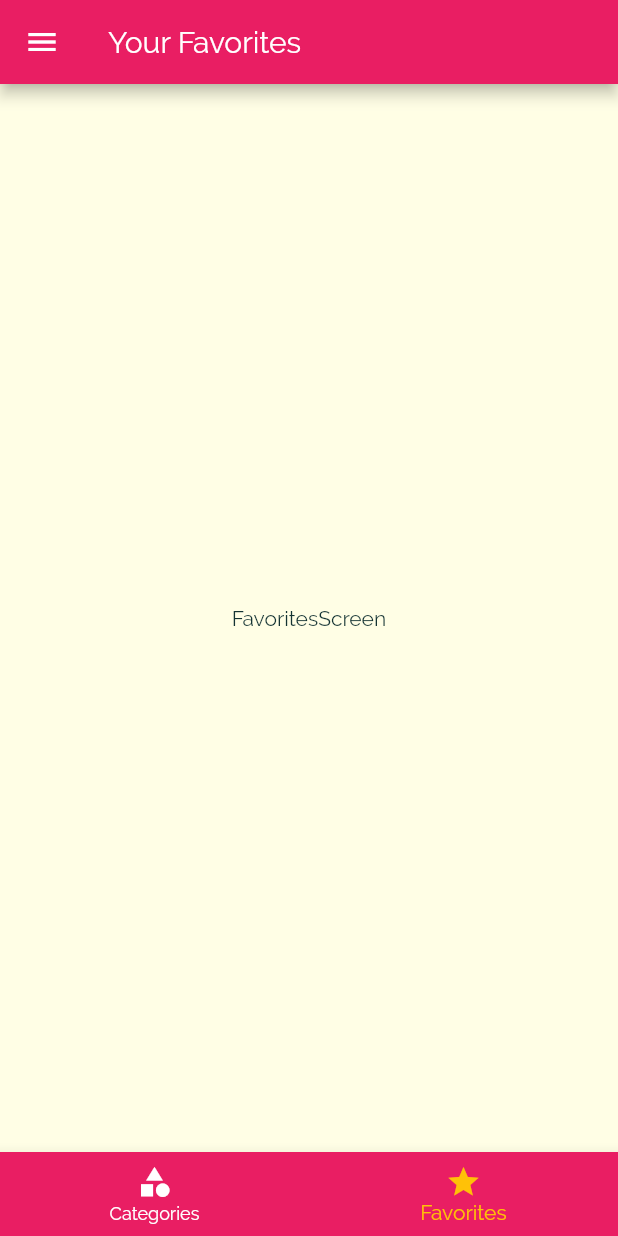
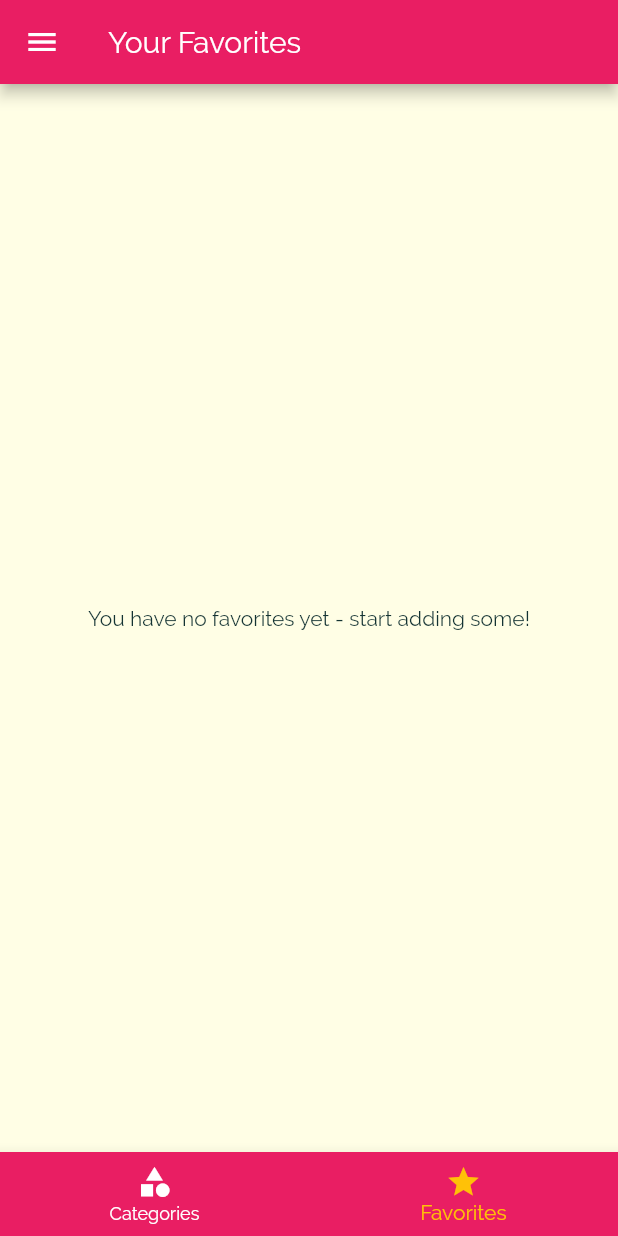
Before and after one commit to ntta/meals-app-flutter, a Flutter app: the screen it shows after launch, item 2 of the bottom bar chosen, on a phone screen of 412 x 824 dp. Run offline on Flutter 3.47's test engine with Material 2 defaults, Android fonts, the phone set to English and light mode, and no system bars.

Commit message:
Complete the app

```diff
--- a/lib/main.dart
+++ b/lib/main.dart
@@ -23,6 +23,7 @@ class _MyAppState extends State<MyApp> {
   };
 
   List<Meal> _availableMeals = DUMMY_MEALS;
+  List<Meal> _favoriteMeals = [];
 
   void _setFilters(Map<String, bool> filterData) {
     setState(() {
@@ -43,6 +44,24 @@ class _MyAppState extends State<MyApp> {
         return true;
       }).toList();
     });
+  }
+
+  void _toggleFavorite(String mealId) {
+    final existingIndex =
+        _favoriteMeals.indexWhere((meal) => meal.id == mealId);
+    if (existingIndex >= 0) {
+      setState(() {
+        _favoriteMeals.removeAt(existingIndex);
+      });
+    } else {
+      setState(() {
+        _favoriteMeals.add(DUMMY_MEALS.firstWhere((meal) => meal.id == mealId));
+      });
+    }
+  }
+
+  bool _isMealFavorite(String id) {
+    return _favoriteMeals.any((meal) => meal.id == id);
   }
 
   @override
@@ -70,10 +89,11 @@ class _MyAppState extends State<MyApp> {
       ),
       initialRoute: '/', // default is '/'
       routes: {
-        '/': (ctx) => TabsScreen(),
+        '/': (ctx) => TabsScreen(_favoriteMeals),
         CategoryMealsScreen.routeName: (ctx) =>
             CategoryMealsScreen(_availableMeals),
-        MealDetailScreen.routeName: (ctx) => MealDetailScreen(),
+        MealDetailScreen.routeName: (ctx) =>
+            MealDetailScreen(_toggleFavorite, _isMealFavorite),
         FiltersScreen.routeName: (ctx) => FiltersScreen(_filters, _setFilters),
       },
       // onGenerateRoute: (settings) {
--- a/lib/screens/favorites_screen.dart
+++ b/lib/screens/favorites_screen.dart
@@ -1,10 +1,32 @@
 import 'package:flutter/material.dart';
+import '../models/meal.dart';
+import '../widgets/meal_item.dart';
 
 class FavoritesScreen extends StatelessWidget {
+  final List<Meal> favoriteMeals;
+
+  FavoritesScreen(this.favoriteMeals);
+
   @override
   Widget build(BuildContext context) {
-    return Center(
-      child: Text('FavoritesScreen'),
-    );
+    if (favoriteMeals.isEmpty) {
+      return Center(
+        child: Text('You have no favorites yet - start adding some!'),
+      );
+    } else {
+      return ListView.builder(
+        itemBuilder: (ctx, index) {
+          return MealItem(
+            id: favoriteMeals[index].id,
+            title: favoriteMeals[index].title,
+            imageUrl: favoriteMeals[index].imageUrl,
+            affordability: favoriteMeals[index].affordability,
+            duration: favoriteMeals[index].duration,
+            complexity: favoriteMeals[index].complexity,
+          );
+        },
+        itemCount: favoriteMeals.length,
+      );
+    }
   }
 }
--- a/lib/screens/tabs_screen.dart
+++ b/lib/screens/tabs_screen.dart
@@ -2,25 +2,36 @@ import 'package:flutter/material.dart';
 import './categories_screen.dart';
 import './favorites_screen.dart';
 import '../widgets/main_drawer.dart';
+import '../models/meal.dart';
 
 class TabsScreen extends StatefulWidget {
+  final List<Meal> favoriteMeals;
+
+  TabsScreen(this.favoriteMeals);
+
   @override
   _TabsScreenState createState() => _TabsScreenState();
 }
 
 class _TabsScreenState extends State<TabsScreen> {
-  final List<Map<String, Object>> _pages = [
+  List<Map<String, Object>> _pages;
+  int _selectedPageIndex = 0;
+
+  @override
+  void initState() {
+    _pages = [
       {
         'page': CategoriesScreen(),
         'title': 'Categories',
       },
       {
-      'page': FavoritesScreen(),
+        'page': FavoritesScreen(widget.favoriteMeals),
         'title': 'Your Favorites',
       },
     ];
 
-  int _selectedPageIndex = 0;
+    super.initState();
+  }
 
   void _selectPage(int index) {
     setState(() {
```
Also changed, not shown: lib/screens/category_meals_screen.dart (+0 -7 lines), lib/screens/meal_detail_screen.dart (+7 -6 lines), lib/widgets/meal_item.dart (+2 -10 lines). Lines whose indentation alone changed are shown as unchanged.
